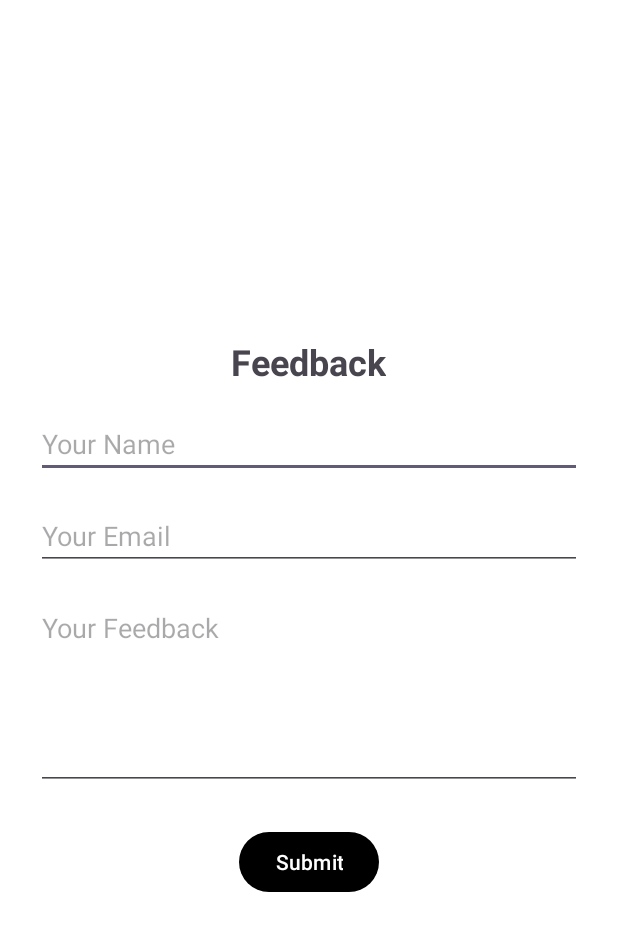
After one commit to Kungchi/Cryptify, an Android app: the FeedbackPageActivity screen opened directly, with no data from a screen before it, on a phone screen of 412 x 824 dp. The commit adds this screen. Shown: the top 931 px of the screen. Run offline under Robolectric (Android 15) with nearby library versions, the phone set to English and light mode, and no system bars.

Commit message:
피드백 이메일 전송 추가

```diff
--- a/app/src/main/java/com/ksh/cryptify/MainActivity.kt
+++ b/app/src/main/java/com/ksh/cryptify/MainActivity.kt
@@ -6,7 +6,7 @@ import android.os.Bundle
 import androidx.activity.enableEdgeToEdge
 import androidx.appcompat.app.AppCompatActivity
 import androidx.appcompat.app.AppCompatDelegate
-import com.ksh.cryptify.MainPage.MainPageActivity
+import com.ksh.cryptify.Page.MainPage.MainPageActivity
 import com.ksh.cryptify.Utility.Language
 import java.util.Locale
 
--- /dev/null
+++ b/app/src/main/java/com/ksh/cryptify/Page/FeedbackPage/FeedbackPageActivity.kt
@@ -0,0 +1,29 @@
+package com.ksh.cryptify.Page.FeedbackPage
+
+import android.os.Bundle
+import androidx.appcompat.app.AppCompatActivity
+import com.ksh.cryptify.Utility.CustomToast
+import com.ksh.cryptify.Utility.RetrofitClient
+import com.ksh.cryptify.databinding.ActivityFeedbackBinding
+
+class FeedbackPageActivity : AppCompatActivity() {
+    private var _binding: ActivityFeedbackBinding? = null
+    private val binding get() = _binding!!
+
+    override fun onCreate(savedInstanceState: Bundle?) {
+        super.onCreate(savedInstanceState)
+        _binding = ActivityFeedbackBinding.inflate(layoutInflater)
+        setContentView(binding.root)
+
+        binding.buttonSubmit.setOnClickListener {
+            val name = binding.editTextName.text.toString()
+            val email = binding.editTextEmail.text.toString()
+            val feedback = binding.editTextFeedback.text.toString()
+            if(name.isNotEmpty() && email.isNotEmpty() && feedback.isNotEmpty()) {
+                RetrofitClient().sendEmail(name, email, feedback)
+            } else {
+                CustomToast.show(this,"테스트 내용을 입력해주세요")
+            }
+        }
+    }
+}
--- a/app/src/main/java/com/ksh/cryptify/MainPage/Fragment/FilePageFragment.kt
+++ b/app/src/main/java/com/ksh/cryptify/Page/MainPage/Fragment/FilePageFragment.kt
@@ -1,4 +1,4 @@
-package com.ksh.cryptify.MainPage.Fragment
+package com.ksh.cryptify.Page.MainPage.Fragment
 
 import android.app.Activity
 import android.content.Intent
--- a/app/src/main/java/com/ksh/cryptify/MainPage/Fragment/MainPageFragment.kt
+++ b/app/src/main/java/com/ksh/cryptify/Page/MainPage/Fragment/MainPageFragment.kt
@@ -1,4 +1,4 @@
-package com.ksh.cryptify.MainPage.Fragment
+package com.ksh.cryptify.Page.MainPage.Fragment
 
 import android.Manifest
 import android.app.Activity
@@ -20,7 +20,7 @@ import androidx.core.content.ContextCompat
 import androidx.fragment.app.Fragment
 import com.ksh.cryptify.Handler.CameraHandler
 import com.ksh.cryptify.Handler.FileSaveHandler
-import com.ksh.cryptify.OverlayPage.OverlayActivity
+import com.ksh.cryptify.Page.OverlayPage.OverlayActivity
 import com.ksh.cryptify.R
 import com.ksh.cryptify.Utility.CustomToast
 import com.ksh.cryptify.Utility.Endecode
--- a/app/src/main/java/com/ksh/cryptify/MainPage/MainPageActivity.kt
+++ b/app/src/main/java/com/ksh/cryptify/Page/MainPage/MainPageActivity.kt
@@ -1,4 +1,4 @@
-package com.ksh.cryptify.MainPage
+package com.ksh.cryptify.Page.MainPage
 
 import android.os.Bundle
 import androidx.appcompat.app.AppCompatActivity
--- a/app/src/main/java/com/ksh/cryptify/OverlayPage/OverlayActivity.kt
+++ b/app/src/main/java/com/ksh/cryptify/Page/OverlayPage/OverlayActivity.kt
@@ -1,4 +1,4 @@
-package com.ksh.cryptify.OverlayPage
+package com.ksh.cryptify.Page.OverlayPage
 
 import android.content.ClipData
 import android.content.ClipboardManager
--- /dev/null
+++ b/app/src/main/res/layout/activity_feedback.xml
@@ -0,0 +1,56 @@
+<?xml version="1.0" encoding="utf-8"?>
+<LinearLayout xmlns:android="http://schemas.android.com/apk/res/android"
+    android:layout_width="match_parent"
+    android:layout_height="match_parent"
+    android:orientation="vertical"
+    android:padding="24dp"
+    android:gravity="center">
+
+    <!-- 제목 -->
+    <TextView
+        android:id="@+id/feedbackTitle"
+        android:layout_width="wrap_content"
+        android:layout_height="wrap_content"
+        android:text="Feedback"
+        android:textSize="24sp"
+        android:textStyle="bold"
+        android:layout_marginBottom="16dp" />
+
+    <!-- 이름 입력 필드 -->
+
+    <!-- 이메일 입력 필드 -->
+    <EditText
+        android:id="@+id/editTextName"
+        android:layout_width="match_parent"
+        android:layout_height="wrap_content"
+        android:layout_marginBottom="16dp"
+        android:hint="Your Name" />
+
+    <EditText
+        android:id="@+id/editTextEmail"
+        android:layout_width="match_parent"
+        android:layout_height="wrap_content"
+        android:hint="Your Email"
+        android:inputType="textEmailAddress"
+        android:layout_marginBottom="16dp" />
+
+    <!-- 피드백 입력 필드 -->
+    <EditText
+        android:id="@+id/editTextFeedback"
+        android:layout_width="match_parent"
+        android:layout_height="wrap_content"
+        android:hint="Your Feedback"
+        android:inputType="textMultiLine"
+        android:minLines="5"
+        android:gravity="top|start"
+        android:layout_marginBottom="24dp" />
+
+    <!-- 제출 버튼 -->
+    <Button
+        android:id="@+id/buttonSubmit"
+        android:layout_width="wrap_content"
+        android:layout_height="wrap_content"
+        android:text="Submit"
+        android:layout_gravity="center_horizontal" />
+
+</LinearLayout>
--- a/app/src/main/res/navigation/nav_graph.xml
+++ b/app/src/main/res/navigation/nav_graph.xml
@@ -7,19 +7,19 @@
 
     <fragment
         android:id="@+id/MainPageFragment"
-        android:name="com.ksh.cryptify.MainPage.Fragment.MainPageFragment"
+        android:name="com.ksh.cryptify.Page.MainPage.Fragment.MainPageFragment"
         android:label="MainPageFragment"
         tools:layout="@layout/fragment_main_page" />
 
     <fragment
         android:id="@+id/FilePageFrgment"
-        android:name="com.ksh.cryptify.MainPage.Fragment.FilePageFragment"
+        android:name="com.ksh.cryptify.Page.MainPage.Fragment.FilePageFragment"
         android:label="FileFrgment"
         tools:layout="@layout/fragment_file_page" />
 
     <fragment
         android:id="@+id/SettingPageFrgment"
-        android:name="com.ksh.cryptify.MainPage.Fragment.SettingPageFragment"
+        android:name="com.ksh.cryptify.Page.MainPage.Fragment.SettingPageFragment"
         android:label="SettingFrgment"
         tools:layout="@layout/fragment_setting_page" />
 </navigation>
```
Also changed, not shown: app/build.gradle.kts (+10 -0 lines), app/src/main/AndroidManifest.xml (+6 -2 lines), app/src/main/java/com/ksh/cryptify/Page/MainPage/Fragment/SettingPageFragment.kt (renamed from app/src/main/java/com/ksh/cryptify/MainPage/Fragment/SettingPageFragment.kt, +7 -2 lines), app/src/main/java/com/ksh/cryptify/Service/EmailService.kt (added, +19 -0 lines), app/src/main/java/com/ksh/cryptify/Utility/RetrofitClient.kt (added, +53 -0 lines), gradle.properties (deleted, +0 -23 lines), 1 other file.
